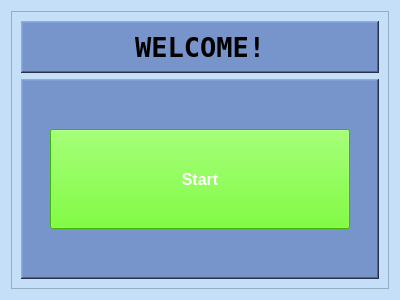
Before: the Qt Designer form UI/form.ui in kamilderenda/password_manager, drawn with Qt 5.
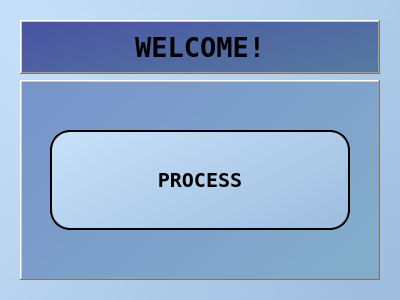
After: the same form once the commit is applied. The open tabs and pages were chosen to show the change.

The edit to the form file:
```diff
--- a/UI/form.ui
+++ b/UI/form.ui
@@ -14,13 +14,14 @@
    <string>Form</string>
   </property>
   <property name="styleSheet">
-   <string notr="true">background-color: #C5DFF8;</string>
+   <string notr="true">background-color: #C5DFF8;
+background-color: qlineargradient(spread:pad, x1:0, y1:0.176, x2:1, y2:0.824, stop:0 rgba(197, 223, 248, 255), stop:1 rgba(160, 191, 224, 255));</string>
   </property>
   <layout class="QVBoxLayout" name="verticalLayout">
    <item>
     <widget class="QFrame" name="frame">
      <property name="frameShape">
-      <enum>QFrame::StyledPanel</enum>
+      <enum>QFrame::NoFrame</enum>
      </property>
      <property name="frameShadow">
       <enum>QFrame::Raised</enum>
@@ -36,7 +37,7 @@
          </font>
         </property>
         <property name="styleSheet">
-         <string notr="true">background-color: rgb(120, 149, 203);</string>
+         <string notr="true">background-color: qlineargradient(spread:pad, x1:0, y1:0.165, x2:1, y2:0.767, stop:0 rgba(74, 85, 162, 255), stop:1 rgba(85, 120, 162, 255));</string>
         </property>
         <property name="frameShape">
          <enum>QFrame::WinPanel</enum>
@@ -61,7 +62,7 @@
          </size>
         </property>
         <property name="styleSheet">
-         <string notr="true">background-color: rgb(120, 149, 203);</string>
+         <string notr="true">background-color: qlineargradient(spread:pad, x1:0, y1:0.165, x2:1, y2:0.75, stop:0 rgba(120, 149, 203, 255), stop:1 rgba(131, 172, 203, 255));</string>
         </property>
         <property name="frameShape">
          <enum>QFrame::WinPanel</enum>
@@ -119,16 +120,19 @@
             </property>
             <property name="font">
              <font>
-              <pointsize>12</pointsize>
+              <family>Fixedsys</family>
+              <pointsize>15</pointsize>
               <bold>true</bold>
              </font>
             </property>
             <property name="styleSheet">
-             <string notr="true">color: rgb(255, 255, 255);
-background-color: rgb(85, 255, 0);</string>
+             <string notr="true">color: rgb(0, 0, 0);
+background-color: qlineargradient(spread:pad, x1:0, y1:0.176, x2:1, y2:0.824, stop:0 rgba(197, 223, 248, 255), stop:1 rgba(160, 191, 224, 255));
+border-radius: 20px;
+border: 2px solid black;</string>
             </property>
             <property name="text">
-             <string>Start</string>
+             <string>PROCESS</string>
             </property>
            </widget>
           </item>
```
Left out of the diff: 4 changed lines with no effect on the pictures.
